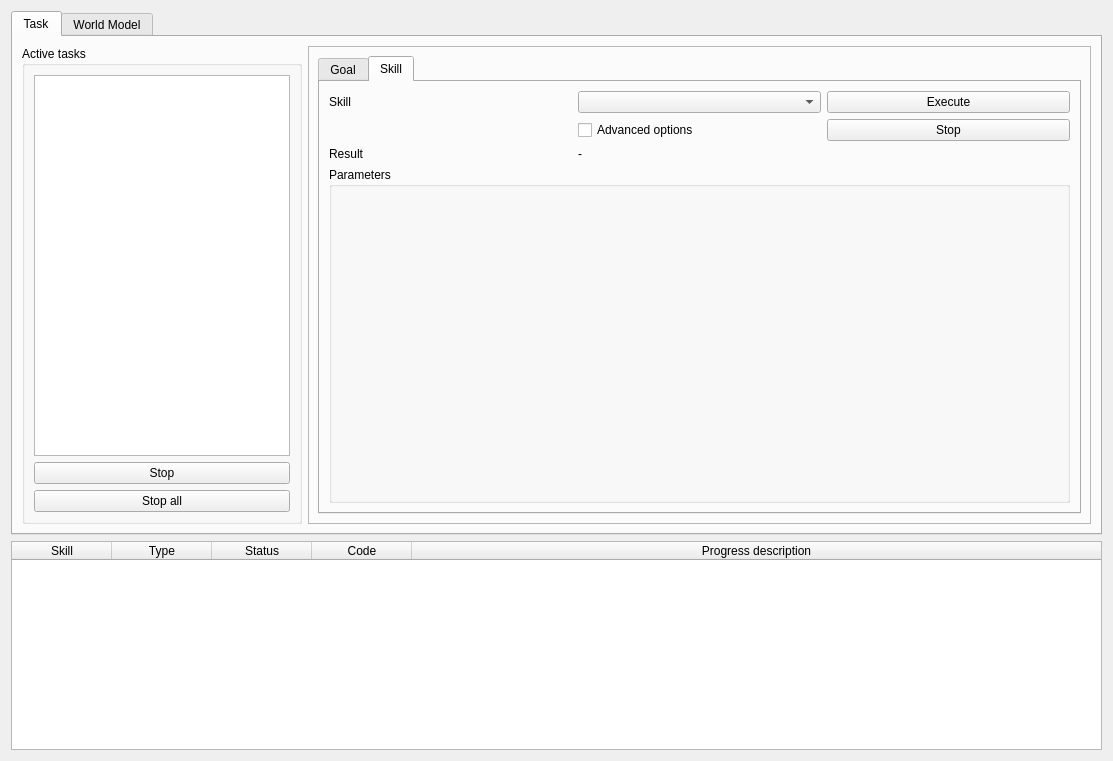
Old version of the form skiros2_gui/src/skiros2_gui/core/skiros_gui.ui in the repository RobotLabLTH/skiros2.
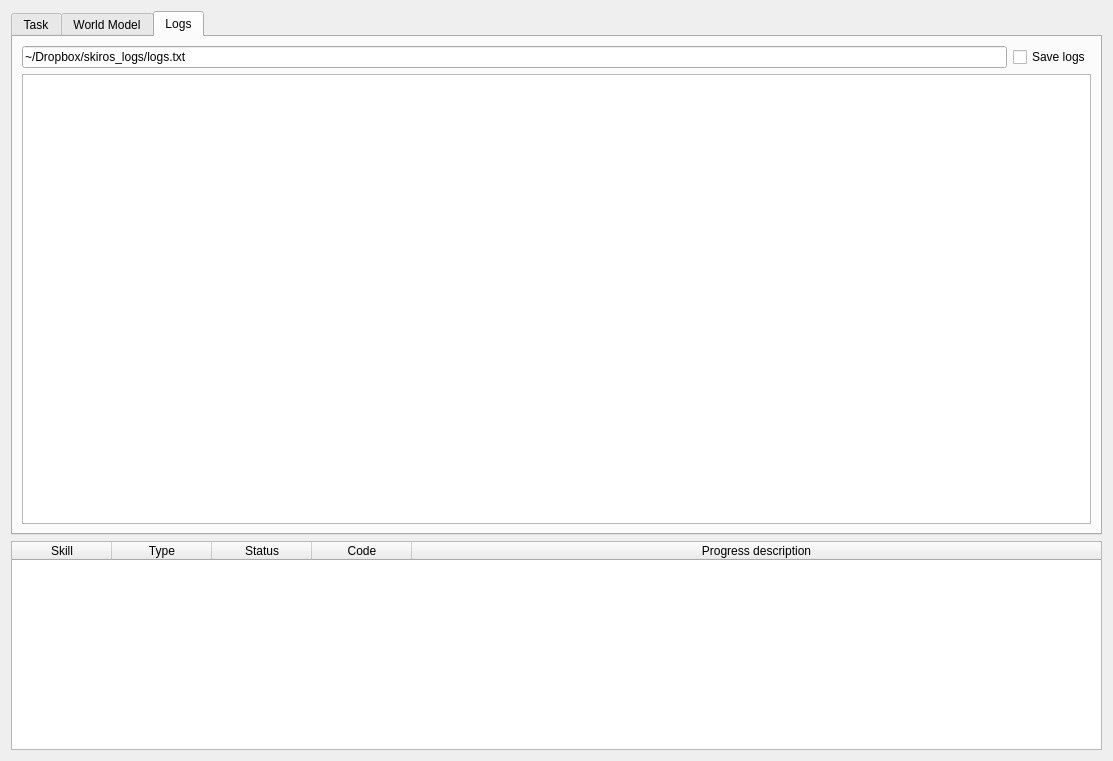
New version of the form.

Commit message: Added GUI tab to log skills execution

What changed in the file:
```diff
--- a/skiros2_gui/src/skiros2_gui/core/skiros_gui.ui
+++ b/skiros2_gui/src/skiros2_gui/core/skiros_gui.ui
@@ -44,7 +44,7 @@
       </size>
      </property>
      <property name="currentIndex">
-      <number>0</number>
+      <number>2</number>
      </property>
      <property name="usesScrollButtons">
       <bool>false</bool>
@@ -602,6 +602,34 @@
        </item>
       </layout>
      </widget>
+     <widget class="QWidget" name="log_tab">
+      <attribute name="title">
+       <string>Logs</string>
+      </attribute>
+      <layout class="QVBoxLayout" name="verticalLayout_5">
+       <item>
+        <layout class="QHBoxLayout" name="horizontalLayout_6">
+         <item>
+          <widget class="QLineEdit" name="logs_file_lineEdit">
+           <property name="text">
+            <string>~/Dropbox/skiros_logs/logs.txt</string>
+           </property>
+          </widget>
+         </item>
+         <item>
+          <widget class="QCheckBox" name="save_logs_checkBox">
+           <property name="text">
+            <string>Save logs</string>
+           </property>
+          </widget>
+         </item>
+        </layout>
+       </item>
+       <item>
+        <widget class="QTextEdit" name="logs_textEdit"/>
+       </item>
+      </layout>
+     </widget>
     </widget>
    </item>
    <item>
```
The commit also changes 1 other file.
